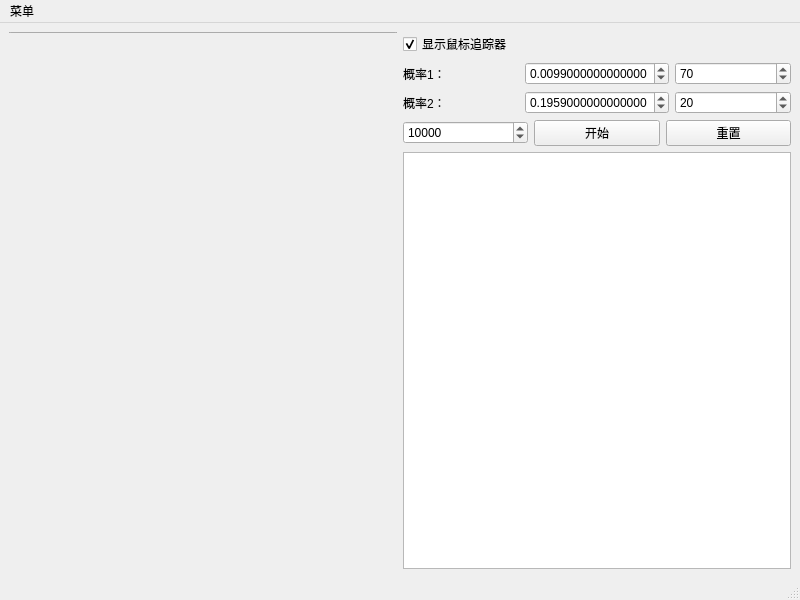
Old version of the form example/example/mainwindow.ui in the repository wenlang-init/QTtest.
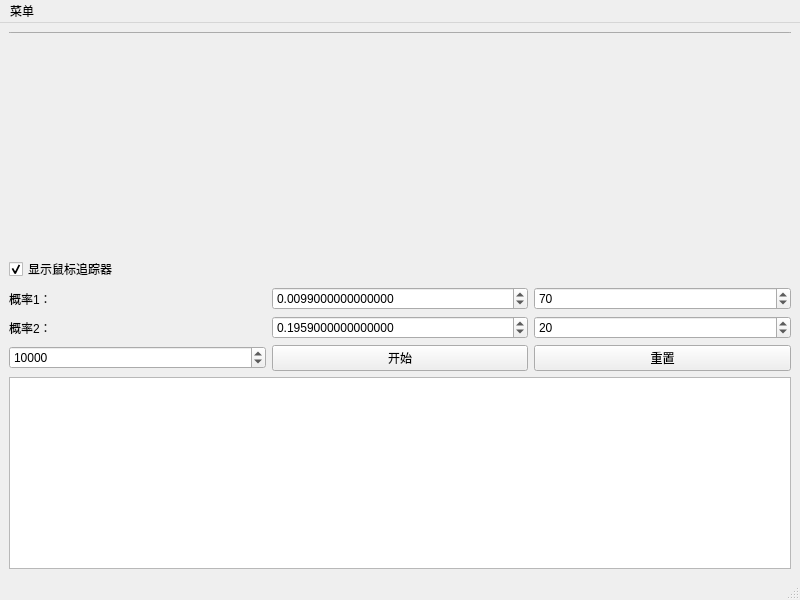
New version of the form.

```diff
--- a/example/example/mainwindow.ui
+++ b/example/example/mainwindow.ui
@@ -14,7 +14,7 @@
    <string>MainWindow</string>
   </property>
   <widget class="QWidget" name="centralwidget">
-   <layout class="QHBoxLayout" name="horizontalLayout_4">
+   <layout class="QVBoxLayout" name="verticalLayout_3">
     <item>
      <layout class="QVBoxLayout" name="verticalLayout_2">
       <item>
```
